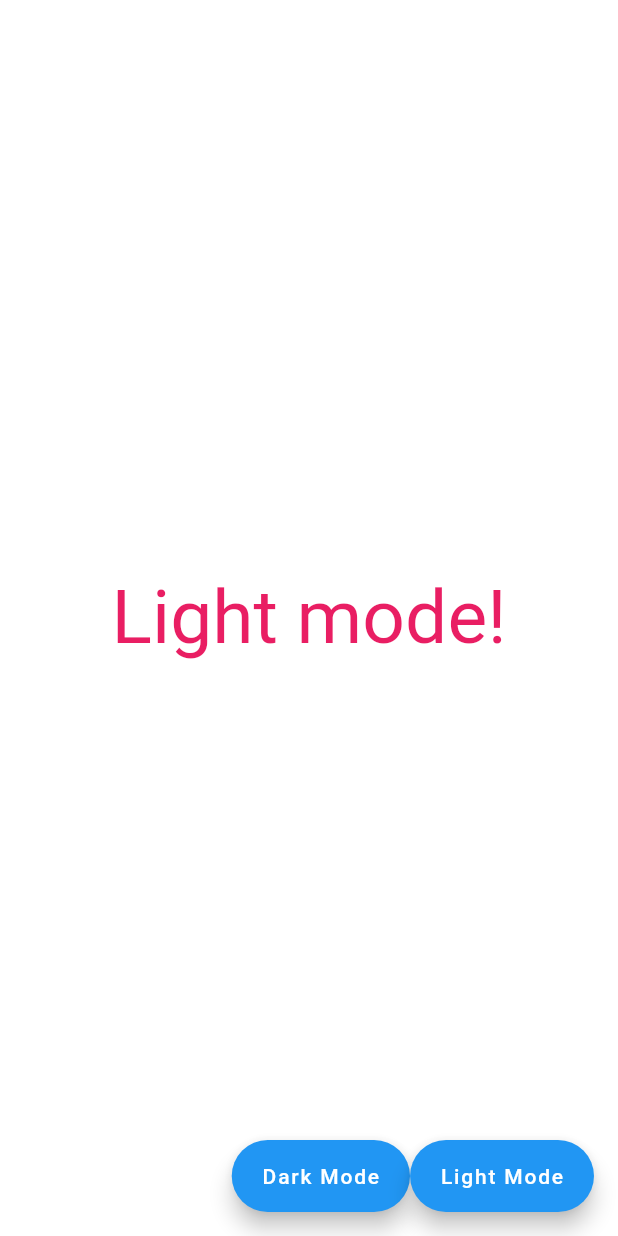
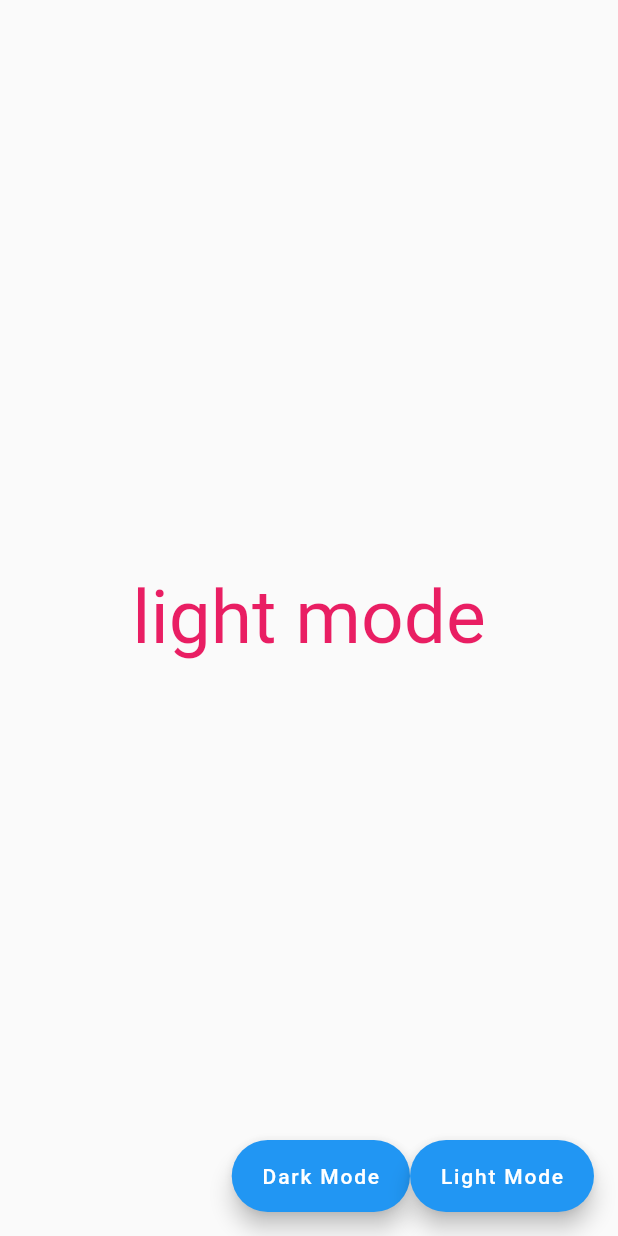
Before and after one commit to MirajSYM/question1, a Flutter app: the screen it shows after launch, on a phone screen of 412 x 824 dp. Run offline on Flutter 3.47's test engine with Material 2 defaults, Android fonts, the phone set to English and light mode, and no system bars.

Commit message:
Complete code

```diff
--- a/lib/main.dart
+++ b/lib/main.dart
@@ -12,16 +12,17 @@ class Home extends StatefulWidget {
 
 class _HomeState extends State<Home> {
   String x = 'light mode';
+  String y = 'dark mode';
   Color _color;
   get color => _color;
   set color(value) => setState(() => _color = value);
 
   Widget build(BuildContext context) {
     return Scaffold(
-      backgroundColor: Colors.white,
+      backgroundColor: _color,
       body: Center(
         child: Text(
-          'Light mode!',
+          x,
           style: TextStyle(
             color: Colors.pink,
             fontSize: 50,
@@ -32,12 +33,13 @@ class _HomeState extends State<Home> {
         mainAxisAlignment: MainAxisAlignment.end,
         children: <Widget>[
           FloatingActionButton.extended(
-            label: Text('Dark Mode'),
-            onPressed: null,
-          ),
+              label: Text('Dark Mode'),
+              onPressed: () =>
+                  {_color = Colors.black, y = 'Dark mode', setState(() {})}),
           FloatingActionButton.extended(
             label: Text('Light Mode'),
-            onPressed: null,
+            onPressed: () =>
+                {_color = Colors.white, x = 'light mode', setState(() {})},
           ),
         ],
       ),
```
